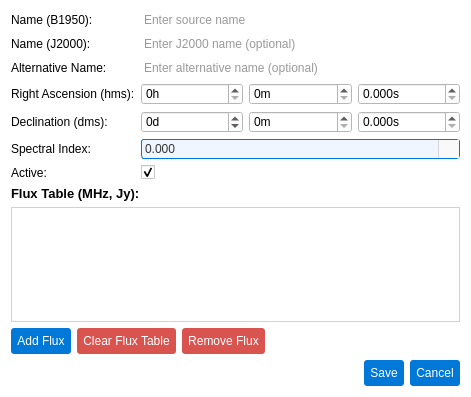
Torward1024/pAstroCORE, file pastrocore/gui_pyside/dialog_edtior_source.ui: the form before one commit.
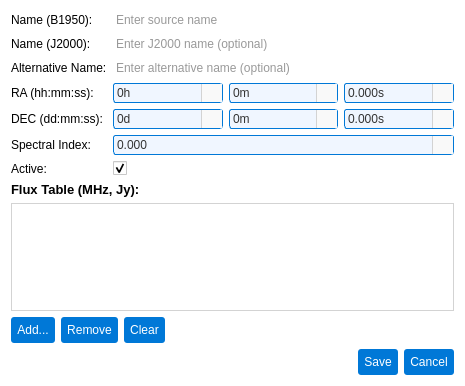
The form after the commit. Icons and pictures are not drawn.

```diff
--- a/pastrocore/gui_pyside/dialog_edtior_source.ui
+++ b/pastrocore/gui_pyside/dialog_edtior_source.ui
@@ -9,8 +9,8 @@
    <rect>
     <x>0</x>
     <y>0</y>
-    <width>471</width>
-    <height>397</height>
+    <width>465</width>
+    <height>386</height>
    </rect>
   </property>
   <property name="windowTitle">
@@ -142,7 +142,7 @@
      <item row="3" column="0">
       <widget class="QLabel" name="labelRa">
        <property name="text">
-        <string>Right Ascension (hms):</string>
+        <string>RA (hh:mm:ss):</string>
        </property>
       </widget>
      </item>
@@ -150,6 +150,78 @@
       <layout class="QHBoxLayout" name="raLayout">
        <item>
         <widget class="QDoubleSpinBox" name="raHEdit">
+         <property name="styleSheet">
+          <string notr="true">/* Base style for QDoubleSpinBox */
+QDoubleSpinBox {
+    font-family: Arial;
+    font-size: 9pt;
+    color: #333333;
+    padding: 1px;
+    padding-right: 20px;
+    border-radius: 3px;
+    background-color: #f9f9f9; /* Matches readOnly QLineEdit background */
+    border: 1px solid #d3d3d3; /* Matches readOnly QLineEdit border */
+}
+
+/* Editable state */
+QDoubleSpinBox:editable {
+    background-color: #f0f6ff; /* Matches editable QComboBox background */
+    border: 1px solid #0078d7; /* Matches editable QComboBox border */
+}
+
+/* Editable hover state */
+QDoubleSpinBox:editable:hover {
+    border: 1px solid #1a8cff; /* Matches editable QComboBox:hover border */
+}
+
+/* Editable focus state */
+QDoubleSpinBox:editable:focus {
+    border: 1px solid #005bb5; /* Matches editable QComboBox:focus border */
+    background-color: #ffffff; /* Matches editable QComboBox:focus background */
+}
+
+/* Non-editable state */
+QDoubleSpinBox:!editable {
+    background-color: #f0f6ff; /* Matches non-editable QComboBox background */
+    border: 1px solid #0078d7; /* Matches non-editable QComboBox border */
+}
+
+/* Non-editable hover state */
+QDoubleSpinBox:!editable:hover {
+    border: 1px solid #1a8cff; /* Matches non-editable QComboBox:hover border */
+}
+
+/* Non-editable focus state */
+QDoubleSpinBox:!editable:focus {
+    border: 1px solid #005bb5; /* Matches non-editable QComboBox:focus border */
+    background-color: #ffffff; /* Matches non-editable QComboBox:focus background */
+}
+
+/* Styling for up/down buttons */
+QDoubleSpinBox::up-button, QDoubleSpinBox::down-button {
+    subcontrol-origin: padding;
+    width: 20px;
+    border-left: 1px solid #d3d3d3; /* Visual separation like QComboBox drop-down */
+    background-color: #f9f9f9; /* Matches QComboBox drop-down background */
+}
+/* Hover state for up/down buttons */
+QDoubleSpinBox::up-button:hover, QDoubleSpinBox::down-button:hover {
+    background-color: #0078d7; /* Matches QComboBox drop-down:hover */
+}
+
+/* Up arrow styling */
+QDoubleSpinBox::up-arrow {
+    width: 12px;
+    height: 12px;
+    image: url(:/icons/up_arrow_icon.svg); /* Ensure this icon exists */
+}
+/* Down arrow styling */
+QDoubleSpinBox::down-arrow {
+    width: 12px;
+    height: 12px;
+    image: url(:/icons/down_arrow_icon.svg); /* Matches QComboBox down-arrow */
+}</string>
+         </property>
          <property name="suffix">
           <string>h</string>
          </property>
@@ -163,6 +235,78 @@
        </item>
        <item>
         <widget class="QDoubleSpinBox" name="raMEdit">
+         <property name="styleSheet">
+          <string notr="true">/* Base style for QDoubleSpinBox */
+QDoubleSpinBox {
+    font-family: Arial;
+    font-size: 9pt;
+    color: #333333;
+    padding: 1px;
+    padding-right: 20px;
+    border-radius: 3px;
+    background-color: #f9f9f9; /* Matches readOnly QLineEdit background */
+    border: 1px solid #d3d3d3; /* Matches readOnly QLineEdit border */
+}
+
+/* Editable state */
+QDoubleSpinBox:editable {
+    background-color: #f0f6ff; /* Matches editable QComboBox background */
+    border: 1px solid #0078d7; /* Matches editable QComboBox border */
+}
+
+/* Editable hover state */
+QDoubleSpinBox:editable:hover {
+    border: 1px solid #1a8cff; /* Matches editable QComboBox:hover border */
+}
+
+/* Editable focus state */
+QDoubleSpinBox:editable:focus {
+    border: 1px solid #005bb5; /* Matches editable QComboBox:focus border */
+    background-color: #ffffff; /* Matches editable QComboBox:focus background */
+}
+
+/* Non-editable state */
+QDoubleSpinBox:!editable {
+    background-color: #f0f6ff; /* Matches non-editable QComboBox background */
+    border: 1px solid #0078d7; /* Matches non-editable QComboBox border */
+}
+
+/* Non-editable hover state */
+QDoubleSpinBox:!editable:hover {
+    border: 1px solid #1a8cff; /* Matches non-editable QComboBox:hover border */
+}
+
+/* Non-editable focus state */
+QDoubleSpinBox:!editable:focus {
+    border: 1px solid #005bb5; /* Matches non-editable QComboBox:focus border */
+    background-color: #ffffff; /* Matches non-editable QComboBox:focus background */
+}
+
+/* Styling for up/down buttons */
+QDoubleSpinBox::up-button, QDoubleSpinBox::down-button {
+    subcontrol-origin: padding;
+    width: 20px;
+    border-left: 1px solid #d3d3d3; /* Visual separation like QComboBox drop-down */
+    background-color: #f9f9f9; /* Matches QComboBox drop-down background */
+}
+/* Hover state for up/down buttons */
+QDoubleSpinBox::up-button:hover, QDoubleSpinBox::down-button:hover {
+    background-color: #0078d7; /* Matches QComboBox drop-down:hover */
+}
+
+/* Up arrow styling */
+QDoubleSpinBox::up-arrow {
+    width: 12px;
+    height: 12px;
+    image: url(:/icons/up_arrow_icon.svg); /* Ensure this icon exists */
+}
+/* Down arrow styling */
+QDoubleSpinBox::down-arrow {
+    width: 12px;
+    height: 12px;
+    image: url(:/icons/down_arrow_icon.svg); /* Matches QComboBox down-arrow */
+}</string>
+         </property>
          <property name="suffix">
           <string>m</string>
          </property>
@@ -176,6 +320,78 @@
        </item>
        <item>
         <widget class="QDoubleSpinBox" name="raSEdit">
+         <property name="styleSheet">
+          <string notr="true">/* Base style for QDoubleSpinBox */
+QDoubleSpinBox {
+    font-family: Arial;
+    font-size: 9pt;
+    color: #333333;
+    padding: 1px;
+    padding-right: 20px;
+    border-radius: 3px;
+    background-color: #f9f9f9; /* Matches readOnly QLineEdit background */
+    border: 1px solid #d3d3d3; /* Matches readOnly QLineEdit border */
+}
+
+/* Editable state */
+QDoubleSpinBox:editable {
+    background-color: #f0f6ff; /* Matches editable QComboBox background */
+    border: 1px solid #0078d7; /* Matches editable QComboBox border */
+}
+
+/* Editable hover state */
+QDoubleSpinBox:editable:hover {
+    border: 1px solid #1a8cff; /* Matches editable QComboBox:hover border */
+}
+
+/* Editable focus state */
+QDoubleSpinBox:editable:focus {
+    border: 1px solid #005bb5; /* Matches editable QComboBox:focus border */
+    background-color: #ffffff; /* Matches editable QComboBox:focus background */
+}
+
+/* Non-editable state */
+QDoubleSpinBox:!editable {
+    background-color: #f0f6ff; /* Matches non-editable QComboBox background */
+    border: 1px solid #0078d7; /* Matches non-editable QComboBox border */
+}
+
+/* Non-editable hover state */
+QDoubleSpinBox:!editable:hover {
+    border: 1px solid #1a8cff; /* Matches non-editable QComboBox:hover border */
+}
+
+/* Non-editable focus state */
+QDoubleSpinBox:!editable:focus {
+    border: 1px solid #005bb5; /* Matches non-editable QComboBox:focus border */
+    background-color: #ffffff; /* Matches non-editable QComboBox:focus background */
+}
+
+/* Styling for up/down buttons */
+QDoubleSpinBox::up-button, QDoubleSpinBox::down-button {
+    subcontrol-origin: padding;
+    width: 20px;
+    border-left: 1px solid #d3d3d3; /* Visual separation like QComboBox drop-down */
+    background-color: #f9f9f9; /* Matches QComboBox drop-down background */
+}
+/* Hover state for up/down buttons */
+QDoubleSpinBox::up-button:hover, QDoubleSpinBox::down-button:hover {
+    background-color: #0078d7; /* Matches QComboBox drop-down:hover */
+}
+
+/* Up arrow styling */
+QDoubleSpinBox::up-arrow {
+    width: 12px;
+    height: 12px;
+    image: url(:/icons/up_arrow_icon.svg); /* Ensure this icon exists */
+}
+/* Down arrow styling */
+QDoubleSpinBox::down-arrow {
+    width: 12px;
+    height: 12px;
+    image: url(:/icons/down_arrow_icon.svg); /* Matches QComboBox down-arrow */
+}</string>
+         </property>
          <property name="suffix">
           <string>s</string>
          </property>
@@ -192,7 +408,7 @@
      <item row="4" column="0">
       <widget class="QLabel" name="labelDec">
        <property name="text">
-        <string>Declination (dms):</string>
+        <string>DEC (dd:mm:ss):</string>
        </property>
       </widget>
      </item>
@@ -200,6 +416,78 @@
       <layout class="QHBoxLayout" name="decLayout">
        <item>
         <widget class="QDoubleSpinBox" name="deDEdit">
+         <property name="styleSheet">
+          <string notr="true">/* Base style for QDoubleSpinBox */
+QDoubleSpinBox {
+    font-family: Arial;
+    font-size: 9pt;
+    color: #333333;
+    padding: 1px;
+    padding-right: 20px;
+    border-radius: 3px;
+    background-color: #f9f9f9; /* Matches readOnly QLineEdit background */
+    border: 1px solid #d3d3d3; /* Matches readOnly QLineEdit border */
+}
+
+/* Editable state */
+QDoubleSpinBox:editable {
+    background-color: #f0f6ff; /* Matches editable QComboBox background */
+    border: 1px solid #0078d7; /* Matches editable QComboBox border */
+}
+
+/* Editable hover state */
+QDoubleSpinBox:editable:hover {
+    border: 1px solid #1a8cff; /* Matches editable QComboBox:hover border */
+}
+
+/* Editable focus state */
+QDoubleSpinBox:editable:focus {
+    border: 1px solid #005bb5; /* Matches editable QComboBox:focus border */
+    background-color: #ffffff; /* Matches editable QComboBox:focus background */
+}
+
+/* Non-editable state */
+QDoubleSpinBox:!editable {
+    background-color: #f0f6ff; /* Matches non-editable QComboBox background */
+    border: 1px solid #0078d7; /* Matches non-editable QComboBox border */
+}
+
+/* Non-editable hover state */
+QDoubleSpinBox:!editable:hover {
+    border: 1px solid #1a8cff; /* Matches non-editable QComboBox:hover border */
+}
+
+/* Non-editable focus state */
+QDoubleSpinBox:!editable:focus {
+    border: 1px solid #005bb5; /* Matches non-editable QComboBox:focus border */
+    background-color: #ffffff; /* Matches non-editable QComboBox:focus background */
+}
+
+/* Styling for up/down buttons */
+QDoubleSpinBox::up-button, QDoubleSpinBox::down-button {
+    subcontrol-origin: padding;
+    width: 20px;
+    border-left: 1px solid #d3d3d3; /* Visual separation like QComboBox drop-down */
+    background-color: #f9f9f9; /* Matches QComboBox drop-down background */
+}
+/* Hover state for up/down buttons */
+QDoubleSpinBox::up-button:hover, QDoubleSpinBox::down-button:hover {
+    background-color: #0078d7; /* Matches QComboBox drop-down:hover */
+}
+
+/* Up arrow styling */
+QDoubleSpinBox::up-arrow {
+    width: 12px;
+    height: 12px;
+    image: url(:/icons/up_arrow_icon.svg); /* Ensure this icon exists */
+}
+/* Down arrow styling */
+QDoubleSpinBox::down-arrow {
+    width: 12px;
+    height: 12px;
+    image: url(:/icons/down_arrow_icon.svg); /* Matches QComboBox down-arrow */
+}</string>
+         </property>
          <property name="suffix">
           <string>d</string>
          </property>
@@ -216,6 +504,78 @@
        </item>
        <item>
         <widget class="QDoubleSpinBox" name="deMEdit">
+         <property name="styleSheet">
+          <string notr="true">/* Base style for QDoubleSpinBox */
+QDoubleSpinBox {
+    font-family: Arial;
+    font-size: 9pt;
+    color: #333333;
+    padding: 1px;
+    padding-right: 20px;
+    border-radius: 3px;
+    background-color: #f9f9f9; /* Matches readOnly QLineEdit background */
+    border: 1px solid #d3d3d3; /* Matches readOnly QLineEdit border */
+}
+
+/* Editable state */
+QDoubleSpinBox:editable {
+    background-color: #f0f6ff; /* Matches editable QComboBox background */
+    border: 1px solid #0078d7; /* Matches editable QComboBox border */
+}
+
+/* Editable hover state */
+QDoubleSpinBox:editable:hover {
+    border: 1px solid #1a8cff; /* Matches editable QComboBox:hover border */
+}
+
+/* Editable focus state */
+QDoubleSpinBox:editable:focus {
+    border: 1px solid #005bb5; /* Matches editable QComboBox:focus border */
+    background-color: #ffffff; /* Matches editable QComboBox:focus background */
+}
+
+/* Non-editable state */
+QDoubleSpinBox:!editable {
+    background-color: #f0f6ff; /* Matches non-editable QComboBox background */
+    border: 1px solid #0078d7; /* Matches non-editable QComboBox border */
+}
+
+/* Non-editable hover state */
+QDoubleSpinBox:!editable:hover {
+    border: 1px solid #1a8cff; /* Matches non-editable QComboBox:hover border */
+}
+
+/* Non-editable focus state */
+QDoubleSpinBox:!editable:focus {
+    border: 1px solid #005bb5; /* Matches non-editable QComboBox:focus border */
+    background-color: #ffffff; /* Matches non-editable QComboBox:focus background */
+}
+
+/* Styling for up/down buttons */
+QDoubleSpinBox::up-button, QDoubleSpinBox::down-button {
+    subcontrol-origin: padding;
+    width: 20px;
+    border-left: 1px solid #d3d3d3; /* Visual separation like QComboBox drop-down */
+    background-color: #f9f9f9; /* Matches QComboBox drop-down background */
+}
+/* Hover state for up/down buttons */
+QDoubleSpinBox::up-button:hover, QDoubleSpinBox::down-button:hover {
+    background-color: #0078d7; /* Matches QComboBox drop-down:hover */
+}
+
+/* Up arrow styling */
+QDoubleSpinBox::up-arrow {
+    width: 12px;
+    height: 12px;
+    image: url(:/icons/up_arrow_icon.svg); /* Ensure this icon exists */
+}
+/* Down arrow styling */
+QDoubleSpinBox::down-arrow {
+    width: 12px;
+    height: 12px;
+    image: url(:/icons/down_arrow_icon.svg); /* Matches QComboBox down-arrow */
+}</string>
+         </property>
          <property name="suffix">
           <string>m</string>
          </property>
@@ -229,6 +589,78 @@
        </item>
        <item>
         <widget class="QDoubleSpinBox" name="deSEdit">
+         <property name="styleSheet">
+          <string notr="true">/* Base style for QDoubleSpinBox */
+QDoubleSpinBox {
+    font-family: Arial;
+    font-size: 9pt;
+    color: #333333;
+    padding: 1px;
+    padding-right: 20px;
+    border-radius: 3px;
+    background-color: #f9f9f9; /* Matches readOnly QLineEdit background */
+    border: 1px solid #d3d3d3; /* Matches readOnly QLineEdit border */
+}
+
+/* Editable state */
+QDoubleSpinBox:editable {
+    background-color: #f0f6ff; /* Matches editable QComboBox background */
+    border: 1px solid #0078d7; /* Matches editable QComboBox border */
+}
+
+/* Editable hover state */
+QDoubleSpinBox:editable:hover {
+    border: 1px solid #1a8cff; /* Matches editable QComboBox:hover border */
+}
+
+/* Editable focus state */
+QDoubleSpinBox:editable:focus {
+    border: 1px solid #005bb5; /* Matches editable QComboBox:focus border */
+    background-color: #ffffff; /* Matches editable QComboBox:focus background */
+}
+
+/* Non-editable state */
+QDoubleSpinBox:!editable {
+    background-color: #f0f6ff; /* Matches non-editable QComboBox background */
+    border: 1px solid #0078d7; /* Matches non-editable QComboBox border */
+}
+
+/* Non-editable hover state */
+QDoubleSpinBox:!editable:hover {
+    border: 1px solid #1a8cff; /* Matches non-editable QComboBox:hover border */
+}
+
+/* Non-editable focus state */
+QDoubleSpinBox:!editable:focus {
+    border: 1px solid #005bb5; /* Matches non-editable QComboBox:focus border */
+    background-color: #ffffff; /* Matches non-editable QComboBox:focus background */
+}
+
+/* Styling for up/down buttons */
+QDoubleSpinBox::up-button, QDoubleSpinBox::down-button {
+    subcontrol-origin: padding;
+    width: 20px;
+    border-left: 1px solid #d3d3d3; /* Visual separation like QComboBox drop-down */
+    background-color: #f9f9f9; /* Matches QComboBox drop-down background */
+}
+/* Hover state for up/down buttons */
+QDoubleSpinBox::up-button:hover, QDoubleSpinBox::down-button:hover {
+    background-color: #0078d7; /* Matches QComboBox drop-down:hover */
+}
+
+/* Up arrow styling */
+QDoubleSpinBox::up-arrow {
+    width: 12px;
+    height: 12px;
+    image: url(:/icons/up_arrow_icon.svg); /* Ensure this icon exists */
+}
+/* Down arrow styling */
+QDoubleSpinBox::down-arrow {
+    width: 12px;
+    height: 12px;
+    image: url(:/icons/down_arrow_icon.svg); /* Matches QComboBox down-arrow */
+}</string>
+         </property>
          <property name="suffix">
           <string>s</string>
          </property>
@@ -364,27 +796,55 @@
           <string>background-color: #0078d7; color: #ffffff; padding: 6px; border-radius: 3px;</string>
          </property>
          <property name="text">
-          <string>Add Flux</string>
-         </property>
-        </widget>
-       </item>
-       <item>
-        <widget class="QPushButton" name="clearFluxButton">
-         <property name="styleSheet">
-          <string>background-color: #d9534f; color: #ffffff; padding: 6px; border-radius: 3px;</string>
-         </property>
-         <property name="text">
-          <string>Clear Flux Table</string>
+          <string>Add...</string>
          </property>
         </widget>
        </item>
        <item>
         <widget class="QPushButton" name="removeFluxButton">
          <property name="styleSheet">
-          <string>background-color: #d9534f; color: #ffffff; padding: 6px; border-radius: 3px;</string>
+          <string notr="true">QPushButton {
+    background-color: #0078d7;
+    color: #ffffff;
+    padding: 6px;
+    border-radius: 3px;
+    border: none;
+}
+QPushButton:hover {
+    background-color: #1a8cff; /* Светлее при наведении */
+}
+QPushButton:pressed {
+    background-color: #005bb5; /* Темнее при нажатии */
+    padding-top: 7px; /* Легкое смещение вниз для эффекта &quot;продавливания&quot; */
+    padding-bottom: 5px;
+}</string>
          </property>
          <property name="text">
-          <string>Remove Flux</string>
+          <string>Remove</string>
+         </property>
+        </widget>
+       </item>
+       <item>
+        <widget class="QPushButton" name="clearFluxButton">
+         <property name="styleSheet">
+          <string notr="true">QPushButton {
+    background-color: #0078d7;
+    color: #ffffff;
+    padding: 6px;
+    border-radius: 3px;
+    border: none;
+}
+QPushButton:hover {
+    background-color: #1a8cff; /* Светлее при наведении */
+}
+QPushButton:pressed {
+    background-color: #005bb5; /* Темнее при нажатии */
+    padding-top: 7px; /* Легкое смещение вниз для эффекта &quot;продавливания&quot; */
+    padding-bottom: 5px;
+}</string>
+         </property>
+         <property name="text">
+          <string>Clear</string>
          </property>
         </widget>
        </item>
```
